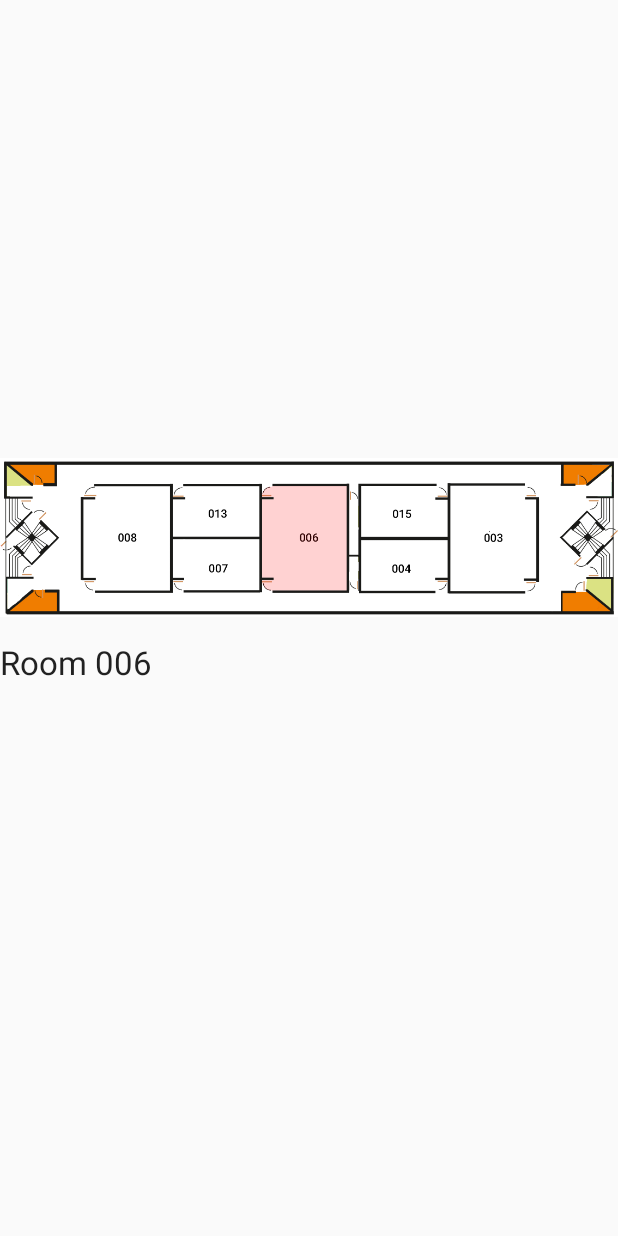
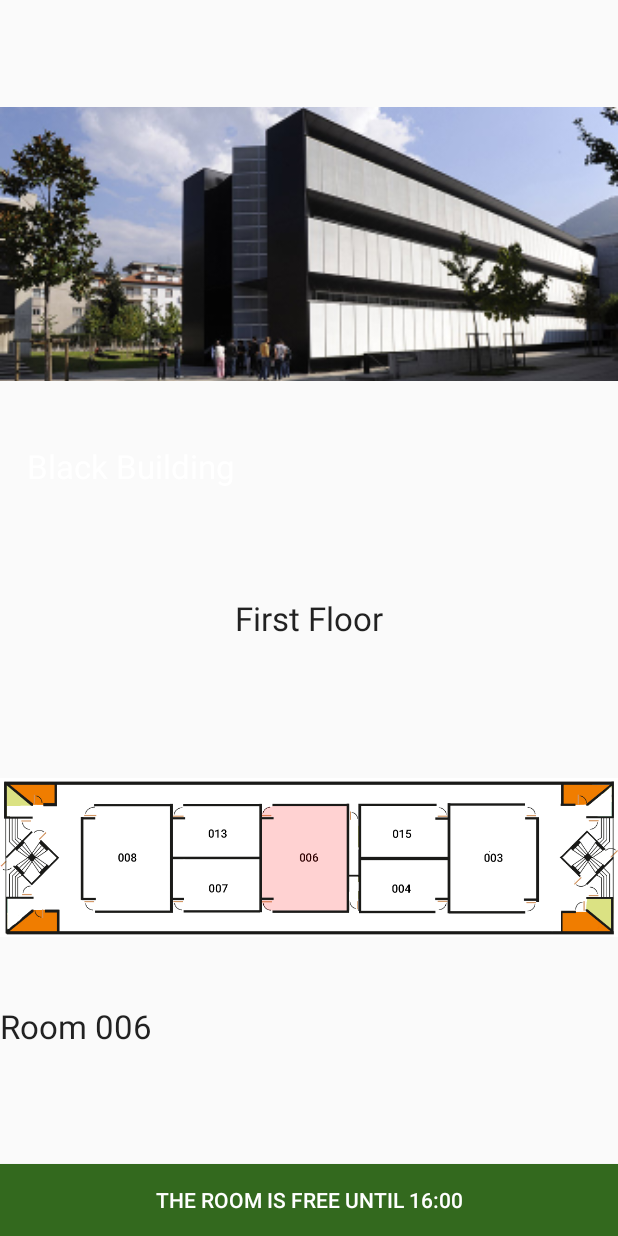
Before and after one commit to costanzavolpini/USIRooms, an Android app: the layout room_specifiche.xml on its own in the app's theme, with its tools: preview values and no code run, on a phone screen of 412 x 824 dp. Run offline under Robolectric (Android 15) with nearby library versions, the phone set to English and light mode, and no system bars.

Commit message:
RecyclerView not working

```diff
--- a/AndroidStudio/USIROOM/app/src/main/java/com/usirooms/usirooms/Credit.java
+++ b/AndroidStudio/USIROOM/app/src/main/java/com/usirooms/usirooms/Credit.java
@@ -7,7 +7,7 @@ import android.content.DialogInterface;
 import android.os.Bundle;
 
 /**
- * Created by costanzavolpini on 19/05/16.
+ * Class that generate a pop-up to show the credits
  */
 public class Credit extends DialogFragment {
 
--- a/AndroidStudio/USIROOM/app/src/main/java/com/usirooms/usirooms/dummy/Room_specific.java
+++ b/AndroidStudio/USIROOM/app/src/main/java/com/usirooms/usirooms/dummy/Room_specific.java
@@ -6,7 +6,7 @@ import android.support.v7.app.AppCompatActivity;
 import com.usirooms.usirooms.R;
 
 /**
- * Created by costanzavolpini on 18/05/16.
+ * Class creating to visualize details of a class, such that: capacity, name, floor, map, status (free or not)
  */
 public class Room_specific extends AppCompatActivity{
     protected void onCreate(Bundle savedInstanceState){
--- a/AndroidStudio/USIROOM/app/src/main/java/com/usirooms/usirooms/dummy/byEvent.java
+++ b/AndroidStudio/USIROOM/app/src/main/java/com/usirooms/usirooms/dummy/byEvent.java
@@ -10,9 +10,11 @@ import android.view.ViewGroup;
 import com.usirooms.usirooms.R;
 
 /**
- * Created by costanzavolpini on 15/05/16.
+ * This class illustrate all the events of the currently week for all the building and we display it as CardView using RecyclerView.
  */
 public class byEvent extends Fragment {
+
+    // Method that return the layout corresponding to that class
     @Nullable
     @Override
     public View onCreateView(LayoutInflater inflater, @Nullable ViewGroup container, @Nullable Bundle savedInstanceState) {
--- a/AndroidStudio/USIROOM/app/src/main/res/layout/room_specifiche.xml
+++ b/AndroidStudio/USIROOM/app/src/main/res/layout/room_specifiche.xml
@@ -9,10 +9,10 @@
         android:layout_height="wrap_content"
         android:id="@+id/map"
         android:src="@mipmap/si006"
-        android:layout_alignParentBottom="true"
+        android:layout_below="@+id/textView5"
         android:layout_alignParentLeft="true"
         android:layout_alignParentStart="true"
-        android:layout_marginBottom="368dp" />
+        android:layout_marginTop="47dp" />
 
     <TextView
         android:layout_width="wrap_content"
@@ -20,7 +20,69 @@
         android:textAppearance="?android:attr/textAppearanceLarge"
         android:text="Room 006"
         android:id="@+id/textView3"
-        android:layout_alignBottom="@+id/map"
+        android:layout_below="@+id/map"
         android:layout_alignParentLeft="true"
         android:layout_alignParentStart="true" />
+
+    <TextView
+        android:layout_width="wrap_content"
+        android:layout_height="wrap_content"
+        android:textAppearance="?android:attr/textAppearanceMedium"
+        android:id="@+id/textView4"
+        android:layout_below="@+id/textView3"
+        android:layout_alignParentRight="true"
+        android:layout_alignParentEnd="true" />
+
+    <TextView
+        android:layout_width="wrap_content"
+        android:layout_height="wrap_content"
+        android:textAppearance="?android:attr/textAppearanceLarge"
+        android:text="First Floor"
+        android:id="@+id/textView5"
+        android:layout_centerVertical="true"
+        android:layout_centerHorizontal="true" />
+
+    <ImageView
+        android:layout_width="match_parent"
+        android:layout_height="match_parent"
+        android:id="@+id/BlackBuilding"
+        android:src="@mipmap/black_building"
+        android:layout_marginBottom="72dp"
+        android:layout_above="@+id/textView5"
+        android:layout_alignParentLeft="true"
+        android:layout_alignParentStart="true" />
+
+    <TextView
+        android:layout_width="wrap_content"
+        android:layout_height="wrap_content"
+        android:textAppearance="?android:attr/textAppearanceLarge"
+        android:text="Black Building"
+        android:id="@+id/textView6"
+        android:textColor="#ffffff"
+        android:layout_alignBottom="@+id/BlackBuilding"
+        android:layout_toLeftOf="@+id/textView5"
+        android:layout_toStartOf="@+id/textView5" />
+
+    <ImageView
+        android:layout_width="wrap_content"
+        android:layout_height="wrap_content"
+        android:id="@+id/imageView"
+        android:layout_alignParentBottom="true"
+        android:layout_alignRight="@+id/textView6"
+        android:layout_alignEnd="@+id/textView6" />
+
+    <Button
+        android:layout_width="wrap_content"
+        android:layout_height="wrap_content"
+        android:text=" The Room is free until 16:00 "
+        android:id="@+id/button"
+        android:onClick="setContentView"
+        android:background="#33691e"
+        android:layout_alignParentBottom="true"
+        android:layout_alignParentRight="true"
+        android:layout_alignParentEnd="true"
+        android:layout_alignParentLeft="true"
+        android:layout_alignParentStart="true"
+        android:textColor="#ffffff" />
+
 </RelativeLayout>
--- a/AndroidStudio/USIROOM/app/src/main/res/values/styles.xml
+++ b/AndroidStudio/USIROOM/app/src/main/res/values/styles.xml
@@ -22,4 +22,9 @@
         <item name="android:windowCloseOnTouchOutside">true</item>
     </style>
 
+    <style name="Dialog">
+        <item name="android:textColorPrimary">@color/colorPrimary</item>
+        <item name="android:textColor">@color/colorPrimary</item>
+    </style>
+
 </resources>
```
Also changed, not shown: AndroidStudio/USIROOM/app/src/main/java/com/usirooms/usirooms/CalendarAPI.java (deleted, +0 -8 lines), AndroidStudio/USIROOM/app/src/main/java/com/usirooms/usirooms/MainActivity.java (+3 -40 lines), AndroidStudio/USIROOM/app/src/main/java/com/usirooms/usirooms/dummy/FreeRooms.java (+69 -19 lines), AndroidStudio/USIROOM/app/src/main/java/com/usirooms/usirooms/dummy/byDate.java (+20 -1 lines), AndroidStudio/USIROOM/app/src/main/java/com/usirooms/usirooms/dummy/byRoom.java (+10 -7 lines), AndroidStudio/USIROOM/app/src/main/res/layout/by_date.xml (+7 -1 lines), AndroidStudio/USIROOM/app/src/main/res/layout/free_rooms.xml (+11 -58 lines).
